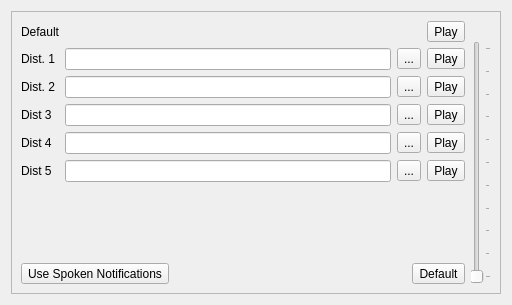
Before: the Qt Designer form src/vi/ui/SoundSetup.ui in jkey-67/spyglass, drawn with Qt 5.
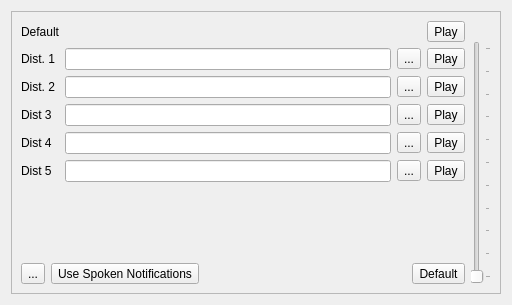
After: the same form once the commit is applied. Icons and pictures are not drawn.

Commit message: apply icon added used on more dialogs

```diff
--- a/src/vi/ui/SoundSetup.ui
+++ b/src/vi/ui/SoundSetup.ui
@@ -367,6 +367,26 @@
         </item>
         <item>
          <layout class="QHBoxLayout" name="horizontalLayout">
+          <item>
+           <widget class="QToolButton" name="applySoundSetting">
+            <property name="toolTip">
+             <string>Apply setting and close</string>
+            </property>
+            <property name="text">
+             <string>...</string>
+            </property>
+            <property name="icon">
+             <iconset resource="resource.qrc">
+              <normaloff>:/Icons/res/apply.svg</normaloff>:/Icons/res/apply.svg</iconset>
+            </property>
+            <property name="iconSize">
+             <size>
+              <width>24</width>
+              <height>24</height>
+             </size>
+            </property>
+           </widget>
+          </item>
           <item>
            <widget class="QToolButton" name="useSpokenNotifications">
             <property name="minimumSize">
```
The commit also changes 7 other files.
